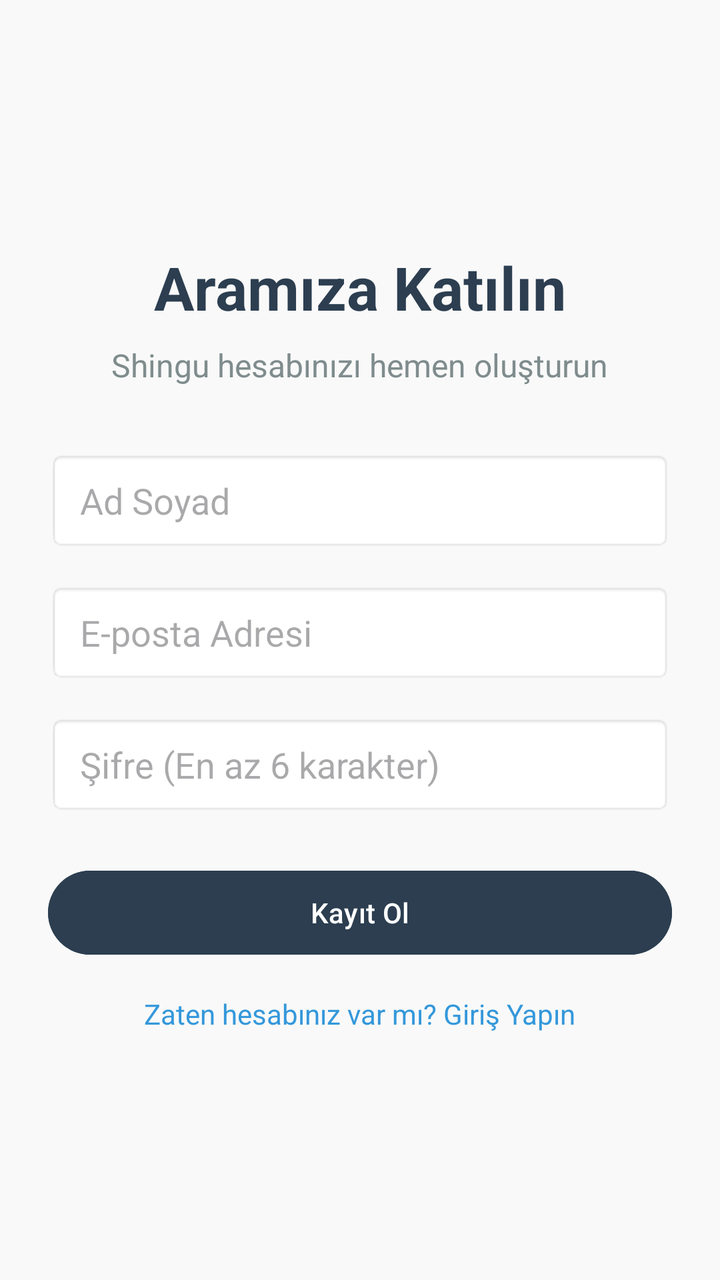
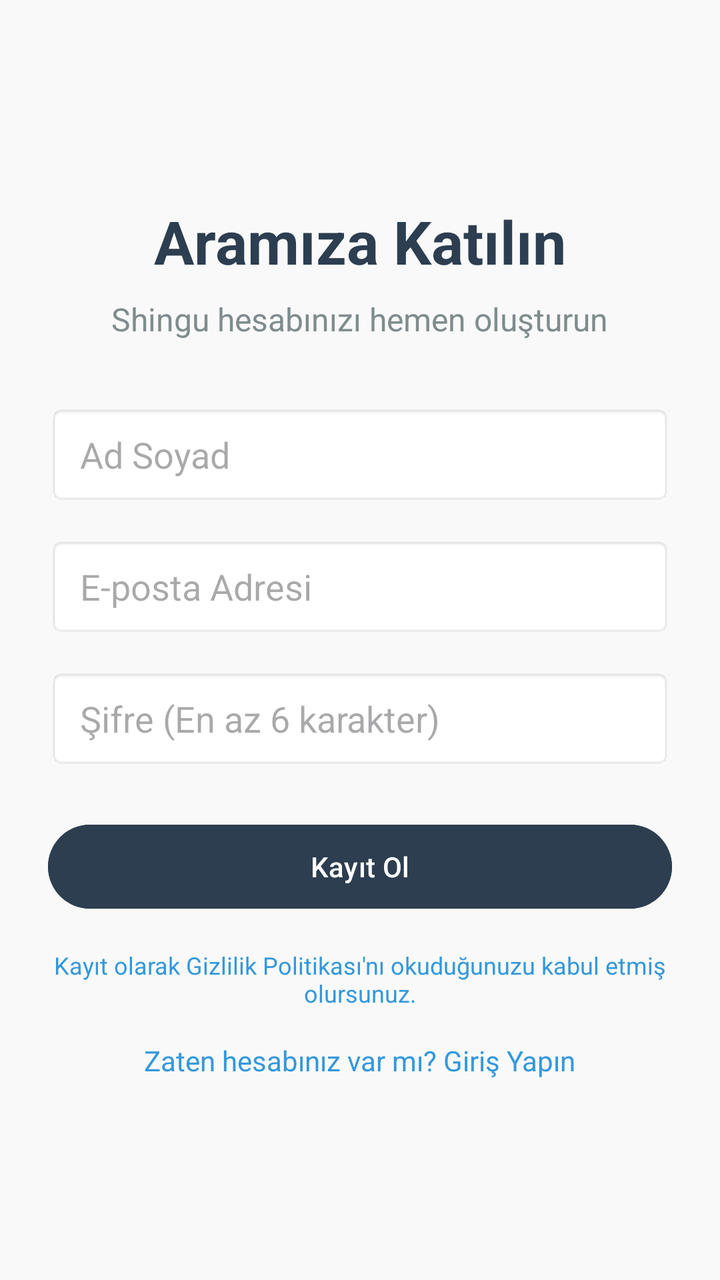

Before-and-after screenshots of an Android layout around one commit, followed by the original layout XML and the change that was made.
<!-- AndroidManifest.xml: application theme Theme.Shingu -->
<!-- res/layout/activity_register.xml -->
<?xml version="1.0" encoding="utf-8"?>
<androidx.constraintlayout.widget.ConstraintLayout xmlns:android="http://schemas.android.com/apk/res/android"
    android:layout_width="match_parent"
    android:layout_height="match_parent">

    <LinearLayout
        android:layout_width="match_parent"
        android:layout_height="match_parent"
        android:background="#F9F9F9"
        android:gravity="center"
        android:orientation="vertical"
        android:padding="24dp">

        
        <TextView
            android:layout_width="wrap_content"
            android:layout_height="wrap_content"
            android:layout_marginBottom="8dp"
            android:text="Aramıza Katılın"
            android:textColor="#2C3E50"
            android:textSize="30sp"
            android:textStyle="bold" />

        <TextView
            android:layout_width="wrap_content"
            android:layout_height="wrap_content"
            android:layout_marginBottom="32dp"
            android:text="Shingu hesabınızı hemen oluşturun"
            android:textColor="#7F8C8D"
            android:textSize="16sp" />

        
        <EditText
            android:id="@+id/etRegisterName"
            android:layout_width="match_parent"
            android:layout_height="50dp"
            android:layout_marginBottom="16dp"
            android:background="@android:drawable/editbox_background_normal"
            android:hint="Ad Soyad"
            android:inputType="textPersonName"
            android:paddingHorizontal="16dp" />

        
        <EditText
            android:id="@+id/etRegisterEmail"
            android:layout_width="match_parent"
            android:layout_height="50dp"
            android:layout_marginBottom="16dp"
            android:background="@android:drawable/editbox_background_normal"
            android:hint="E-posta Adresi"
            android:inputType="textEmailAddress"
            android:paddingHorizontal="16dp" />

        
        <EditText
            android:id="@+id/etRegisterPassword"
            android:layout_width="match_parent"
            android:layout_height="50dp"
            android:layout_marginBottom="24dp"
            android:background="@android:drawable/editbox_background_normal"
            android:hint="Şifre (En az 6 karakter)"
            android:inputType="textPassword"
            android:paddingHorizontal="16dp" />

        
        <Button
            android:id="@+id/btnRegister"
            android:layout_width="match_parent"
            android:layout_height="50dp"
            android:layout_marginBottom="16dp"
            android:backgroundTint="#2C3E50"
            android:text="Kayıt Ol"
            android:textColor="#FFFFFF" />

        
        <TextView
            android:id="@+id/tvGoToLogin"
            android:layout_width="wrap_content"
            android:layout_height="wrap_content"
            android:clickable="true"
            android:focusable="true"
            android:text="Zaten hesabınız var mı? Giriş Yapın"
            android:textColor="#3498DB" />


    </LinearLayout>
</androidx.constraintlayout.widget.ConstraintLayout>
<!-- resources referenced by this layout -->
<resources>
  <style name="Theme.Shingu" parent="Base.Theme.Shingu" />
  <style name="Base.Theme.Shingu" parent="Theme.Material3.DayNight.NoActionBar">
          
          
      </style>
</resources>

<!-- the commit's change to res/layout/activity_register.xml (unified diff, before → after) -->
@@ -74,6 +74,19 @@
 
         
         <TextView
+            android:id="@+id/tvRegisterPrivacy"
+            android:layout_width="match_parent"
+            android:layout_height="wrap_content"
+            android:layout_marginBottom="16dp"
+            android:clickable="true"
+            android:focusable="true"
+            android:gravity="center"
+            android:text="Kayıt olarak Gizlilik Politikası'nı okuduğunuzu kabul etmiş olursunuz."
+            android:textColor="#3498DB"
+            android:textSize="12sp" />
+
+        
+        <TextView
             android:id="@+id/tvGoToLogin"
             android:layout_width="wrap_content"
             android:layout_height="wrap_content"
